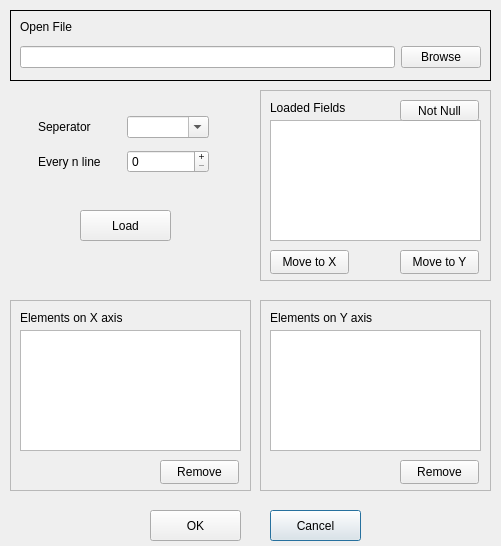
This is dyngraph/designer/newplot.ui in jaj42/GraPhysio as Qt 5 draws it before an edit. The edited form follows.
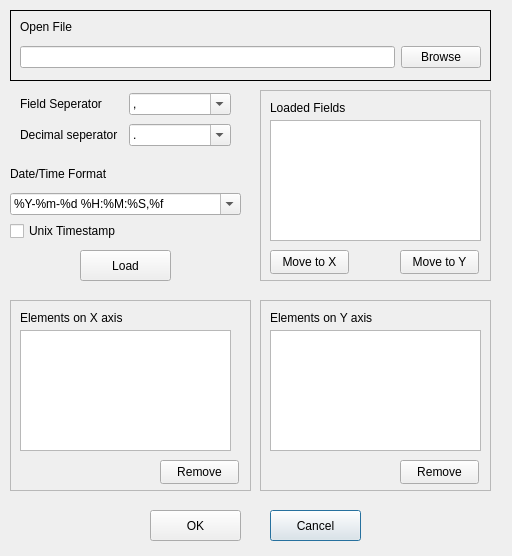
This is the edited form.

Commit message: Add date parsing code. Add a PlotInfo class which retains info about the plot. Change ListWidgets to ListViews to add checkboxes for date parsing inside.

Diff of the .ui file:
```diff
--- a/dyngraph/designer/newplot.ui
+++ b/dyngraph/designer/newplot.ui
@@ -6,8 +6,8 @@
    <rect>
     <x>0</x>
     <y>0</y>
-    <width>501</width>
-    <height>546</height>
+    <width>512</width>
+    <height>556</height>
    </rect>
   </property>
   <property name="windowTitle">
@@ -172,19 +172,6 @@
    <property name="frameShadow">
     <enum>QFrame::Raised</enum>
    </property>
-   <widget class="QListWidget" name="listX">
-    <property name="geometry">
-     <rect>
-      <x>10</x>
-      <y>30</y>
-      <width>221</width>
-      <height>121</height>
-     </rect>
-    </property>
-    <property name="selectionMode">
-     <enum>QAbstractItemView::MultiSelection</enum>
-    </property>
-   </widget>
    <widget class="QPushButton" name="btnRemoveX">
     <property name="geometry">
      <rect>
@@ -211,6 +198,19 @@
      <string>Elements on X axis</string>
     </property>
    </widget>
+   <widget class="QListView" name="lstVX">
+    <property name="geometry">
+     <rect>
+      <x>10</x>
+      <y>30</y>
+      <width>211</width>
+      <height>121</height>
+     </rect>
+    </property>
+    <property name="selectionMode">
+     <enum>QAbstractItemView::MultiSelection</enum>
+    </property>
+   </widget>
   </widget>
   <widget class="QFrame" name="frame_4">
    <property name="geometry">
@@ -279,17 +279,17 @@
      <string>Move to X</string>
     </property>
    </widget>
-   <widget class="QPushButton" name="btnNotNull">
+   <widget class="QListView" name="lstVAll">
     <property name="geometry">
      <rect>
-      <x>140</x>
-      <y>10</y>
-      <width>79</width>
-      <height>21</height>
+      <x>10</x>
+      <y>30</y>
+      <width>211</width>
+      <height>121</height>
      </rect>
     </property>
-    <property name="text">
-     <string>Not Null</string>
+    <property name="selectionMode">
+     <enum>QAbstractItemView::MultiSelection</enum>
     </property>
    </widget>
   </widget>
@@ -297,7 +297,7 @@
    <property name="geometry">
     <rect>
      <x>80</x>
-     <y>210</y>
+     <y>250</y>
      <width>91</width>
      <height>31</height>
     </rect>
@@ -309,13 +309,30 @@
   <widget class="QWidget" name="layoutWidget">
    <property name="geometry">
     <rect>
-     <x>38</x>
-     <y>110</y>
-     <width>171</width>
-     <height>71</height>
+     <x>20</x>
+     <y>90</y>
+     <width>211</width>
+     <height>61</height>
     </rect>
    </property>
    <layout class="QGridLayout" name="gridLayout">
+    <item row="1" column="1">
+     <widget class="QComboBox" name="txtDecimal">
+      <property name="editable">
+       <bool>true</bool>
+      </property>
+      <item>
+       <property name="text">
+        <string>.</string>
+       </property>
+      </item>
+      <item>
+       <property name="text">
+        <string>,</string>
+       </property>
+      </item>
+     </widget>
+    </item>
     <item row="0" column="0">
      <widget class="QLabel" name="label_2">
       <property name="frameShape">
@@ -325,7 +342,14 @@
        <enum>QFrame::Plain</enum>
       </property>
       <property name="text">
-       <string>Seperator</string>
+       <string>Field Seperator</string>
+      </property>
+     </widget>
+    </item>
+    <item row="1" column="0">
+     <widget class="QLabel" name="label">
+      <property name="text">
+       <string>Decimal seperator</string>
       </property>
      </widget>
     </item>
@@ -334,22 +358,53 @@
       <property name="editable">
        <bool>true</bool>
       </property>
+      <item>
+       <property name="text">
+        <string>,</string>
+       </property>
+      </item>
+      <item>
+       <property name="text">
+        <string>;</string>
+       </property>
+      </item>
      </widget>
     </item>
-    <item row="1" column="1">
-     <widget class="QSpinBox" name="txtEvery">
-      <property name="wrapping">
-       <bool>false</bool>
-      </property>
-      <property name="buttonSymbols">
-       <enum>QAbstractSpinBox::PlusMinus</enum>
+   </layout>
+  </widget>
+  <widget class="QWidget" name="gridLayoutWidget">
+   <property name="geometry">
+    <rect>
+     <x>10</x>
+     <y>160</y>
+     <width>231</width>
+     <height>81</height>
+    </rect>
+   </property>
+   <layout class="QGridLayout" name="gridLayout_2">
+    <item row="2" column="0">
+     <widget class="QCheckBox" name="chkUnixTime">
+      <property name="text">
+       <string>Unix Timestamp</string>
       </property>
      </widget>
     </item>
     <item row="1" column="0">
-     <widget class="QLabel" name="label">
+     <widget class="QComboBox" name="txtDateTime">
+      <property name="editable">
+       <bool>true</bool>
+      </property>
+      <item>
+       <property name="text">
+        <string>%Y-%m-%d %H:%M:%S,%f</string>
+       </property>
+      </item>
+     </widget>
+    </item>
+    <item row="0" column="0">
+     <widget class="QLabel" name="label_7">
       <property name="text">
-       <string>Every n line</string>
+       <string>Date/Time Format</string>
       </property>
      </widget>
     </item>
```
Left out of the diff: 45 changed lines with no effect on the pictures. The commit also changes 2 other files.
